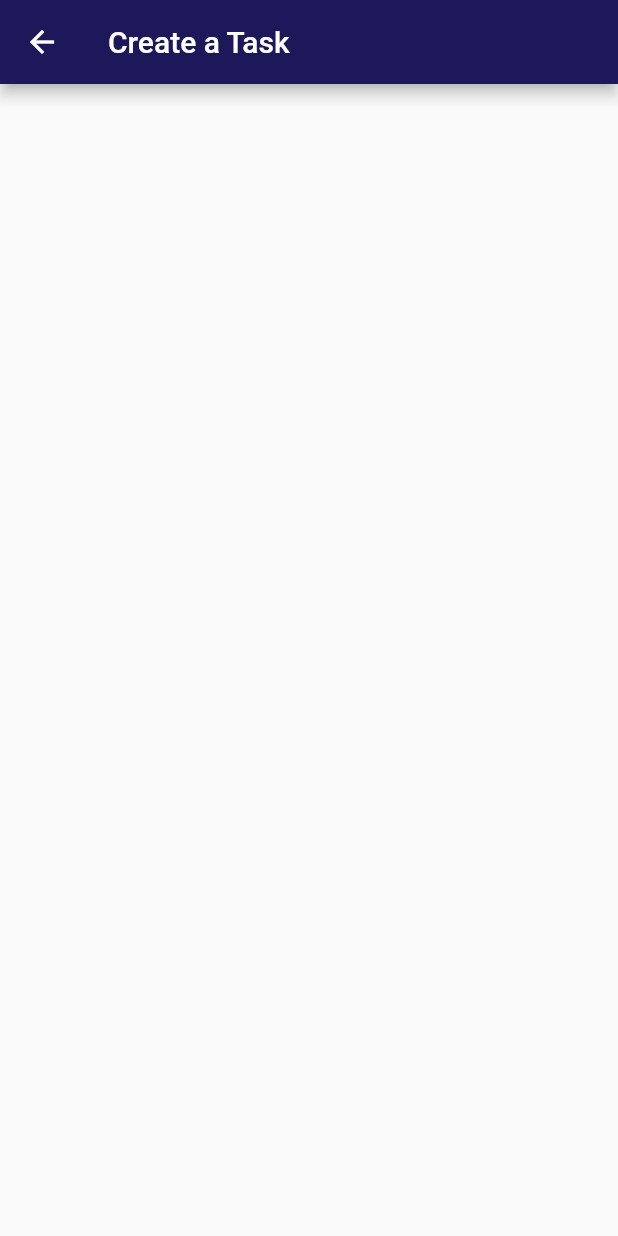
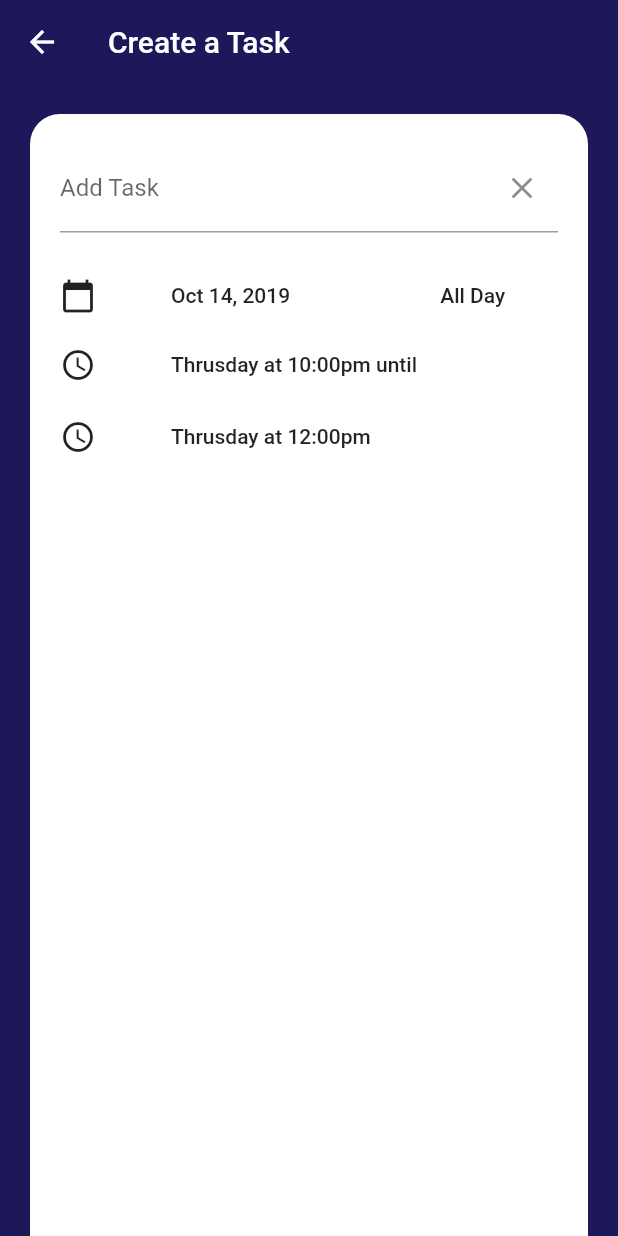
Before and after one commit to ahmedhegazydev/flutter-todo-provider-sqlite, a Flutter app: the screen it shows after launch, after a tap on the "add" icon, on a phone screen of 412 x 824 dp. Run offline on Flutter 3.47's test engine with Material 2 defaults, Android fonts, the phone set to English and light mode, and no system bars.

Commit message:
date picker added

```diff
--- a/lib/screens/create_task_screen.dart
+++ b/lib/screens/create_task_screen.dart
@@ -1,14 +1,149 @@
 import 'package:flutter/material.dart';
+import 'package:todoye/constants.dart';
+import 'package:intl/intl.dart';
+
+class CreateTaskScreen extends StatefulWidget {
+  @override
+  _CreateTaskScreenState createState() => _CreateTaskScreenState();
+}
+
+class _CreateTaskScreenState extends State<CreateTaskScreen> {
+  final TextEditingController _taskTitleController = TextEditingController();
+  String taskTitle = '';
+
+  DateTime _currentDate = new DateTime.now();
 
 
-class CreateTaskScreen extends StatelessWidget {
   @override
   Widget build(BuildContext context) {
+
+    String _formatedDate = new DateFormat.yMMMd().format(_currentDate);
+
+    Future<Null> _selectedDate(BuildContext context) async{
+
+      final DateTime _selectDate = await showDatePicker(
+          context: context,
+          initialDate: _currentDate,
+          firstDate: DateTime(2019),
+          lastDate: DateTime(2021),
+          builder: (context,child) {
+            return SingleChildScrollView(child: child,);
+          }
+
+      );
+      if(_selectDate != null) {
+        setState(() {
+          _currentDate = _selectDate;
+        });
+      }
+
+    }
+
+
+
+
     return Scaffold(
+      backgroundColor: Color(kPrimaryColor),
       appBar: AppBar(
+        elevation: 0.0,
         title: Text('Create a Task'),
       ),
-      body: Container(),
+      body: SafeArea(
+        child: Padding(
+          padding: const EdgeInsets.only(
+            right: 20.0,
+            left: 20.0,
+            top: 20.0,
+          ),
+          child: Container(
+            decoration: BoxDecoration(
+              color: Colors.white,
+              borderRadius: BorderRadius.only(
+                topLeft: Radius.circular(20.0),
+                topRight: Radius.circular(20.0),
+              ),
+            ),
+            padding: EdgeInsets.symmetric(
+              horizontal: 20.0,
+              vertical: 20.0,
+            ),
+            child: Column(
+              children: <Widget>[
+                TextField(
+                  controller: _taskTitleController,
+                  onChanged: (value) {
+                    taskTitle = value;
+                  },
+                  decoration: InputDecoration(
+                      labelText: 'Add Task',
+                      suffixIcon: IconButton(
+                        icon: Icon(Icons.close),
+                        onPressed: () {
+                          WidgetsBinding.instance.addPostFrameCallback(
+                              (_) => _taskTitleController.clear());
+                        },
+                      )),
+                ),
+                FlatButton(
+                  padding: EdgeInsets.only(top: 30.0, bottom: 10.0),
+                  child: Row(
+                    crossAxisAlignment: CrossAxisAlignment.center,
+                    mainAxisAlignment: MainAxisAlignment.start,
+                    children: <Widget>[
+                      Icon(Icons.calendar_today),
+                      SizedBox(
+                        width: 50.0,
+                      ),
+                      Text('$_formatedDate'),
+                      SizedBox(
+                        width: 100.0,
+                      ),
+                      Text('All Day'),
+                    ],
+                  ),
+                  onPressed: () {
+                    _selectedDate(context);
+                  },
+                ),
+                FlatButton(
+                  padding: EdgeInsets.symmetric(vertical: 10.0),
+                  child: Row(
+                    crossAxisAlignment: CrossAxisAlignment.center,
+                    mainAxisAlignment: MainAxisAlignment.start,
+                    children: <Widget>[
+                      Icon(Icons.access_time),
+                      SizedBox(
+                        width: 50.0,
+                      ),
+                      Text('Thrusday at 10:00pm until'),
+                    ],
+                  ),
+                  onPressed: () {
+                    //TODO: add function here
+                  },
+                ),
+                FlatButton(
+                  padding: EdgeInsets.symmetric(vertical: 10.0),
+                  child: Row(
+                    crossAxisAlignment: CrossAxisAlignment.center,
+                    mainAxisAlignment: MainAxisAlignment.start,
+                    children: <Widget>[
+                      Icon(Icons.access_time),
+                      SizedBox(
+                        width: 50.0,
+                      ),
+                      Text('Thrusday at 12:00pm'),
+                    ],
+                  ),
+                  onPressed: () {
+                    //TODO: add function here
+                  },
+                ),
+              ],
+            ),
+          ),
+        ),
+      ),
     );
   }
 }
--- a/lib/screens/home_screen.dart
+++ b/lib/screens/home_screen.dart
@@ -2,7 +2,6 @@ import 'package:flutter/material.dart';
 import 'package:todoye/constants.dart';
 import 'package:todoye/models/task.dart';
 import 'package:todoye/screens/create_task_screen.dart';
-
 import 'package:todoye/widgets/task_list_view.dart';
 import 'package:todoye/widgets/user_intro_section.dart';
 import 'package:todoye/widgets/list_box_title.dart';
@@ -21,19 +20,36 @@ class HomeScreen extends StatelessWidget {
 
   @override
   Widget build(BuildContext context) {
+
     return Scaffold(
+      endDrawer: Drawer(
+        child: ListView(
+          padding: EdgeInsets.zero,
+          children: <Widget>[
+            DrawerHeader(
+              child: Text('Drawer Header'),
+              decoration: BoxDecoration(
+                color: Colors.blue,
+              ),
+            ),
+            ListTile(
+              title: Text('Item 1'),
+              onTap: () {
+                Navigator.pop(context);
+              },
+            ),
+            ListTile(
+              title: Text('Item 2'),
+              onTap: () {
+                Navigator.pop(context);
+              },
+            ),
+          ],
+        ),
+      ),
       backgroundColor: Color(kPrimaryColor),
       appBar: AppBar(
         elevation: 0.0,
-        actions: <Widget>[
-          Padding(
-            padding: const EdgeInsets.symmetric(horizontal: 20.0),
-            child: Icon(
-              Icons.menu,
-              size: 30.0,
-            ),
-          )
-        ],
       ),
       floatingActionButton: FloatingActionButton(
         backgroundColor: Color(kFloatingActionButtonColor),
--- a/lib/widgets/task_list_tile.dart
+++ b/lib/widgets/task_list_tile.dart
@@ -1,5 +1,4 @@
 import 'package:flutter/material.dart';
-
 import 'package:todoye/models/task.dart';
 import 'package:todoye/constants.dart';
 
@@ -28,6 +27,11 @@ class TaskListTile extends StatelessWidget {
         ),
       ),
       leading: Checkbox(
+        activeColor: Colors.red,
+        checkColor: Colors.greenAccent,
+        onChanged: (value){
+          //TODO: add checkbox options here
+        },
         value: false,
       ),
     );
```
Also changed, not shown: pubspec.yaml (+1 -54 lines), pubspec.lock.
